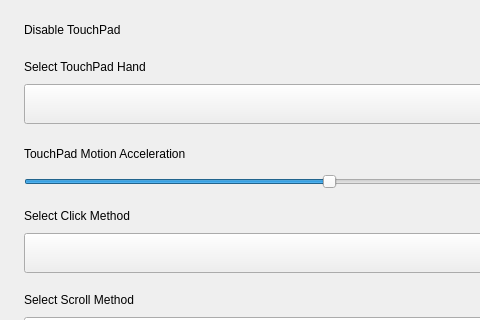
openeuler-mirror/kiran-control-panel, file src/pages/page-touchpad/touchpad-settings.ui: the form before one commit; both pictures show x 0 to 480 and y 0 to 320 of the 654 by 562 pixel window.
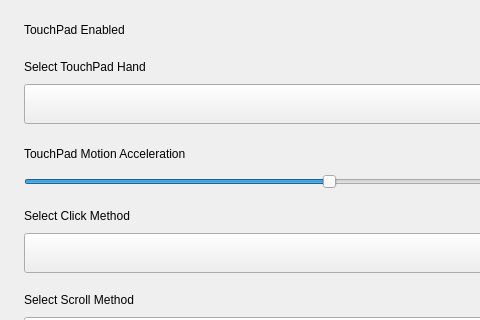
The form after the commit. Custom widgets are drawn as their Qt base class.

Commit message:
fix(dbus):update dbus and show touchpad page accroding to  hasTouchPad value，modified touchpad enable description
- 更新dbus接口，根据hasTouchPad属性值判断是否显示触摸板页面，修改触摸板是否开启描述

Patch:
```diff
--- a/src/pages/page-touchpad/touchpad-settings.ui
+++ b/src/pages/page-touchpad/touchpad-settings.ui
@@ -50,7 +50,7 @@
       <item>
        <widget class="QLabel" name="label_tp_disable_touchpad">
         <property name="text">
-         <string>Disable TouchPad</string>
+         <string>TouchPad Enabled</string>
         </property>
        </widget>
       </item>
```
The commit also changes 14 other files.
